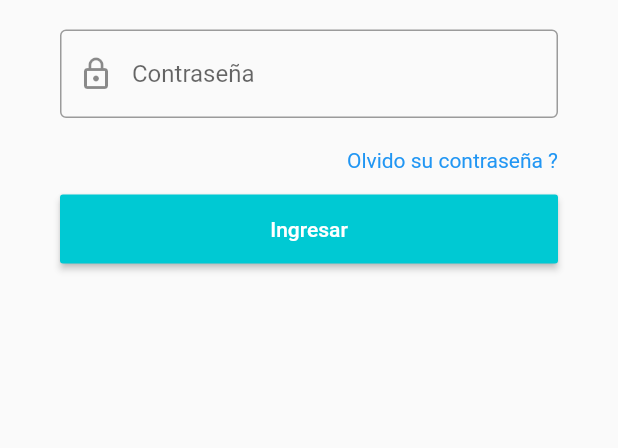
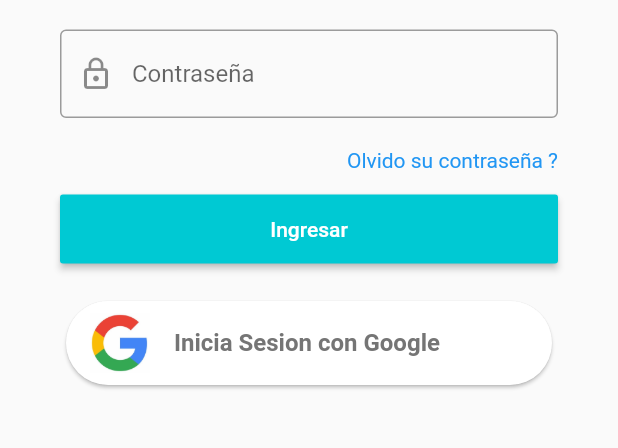
Before and after one commit to Alcaldia-Acacias/AppYocomproAcacias, a Flutter app: the LoginPage screen opened by its route, after a tap on "Iniciar Sesión", on a phone screen of 412 x 824 dp, the part 542-990 px from its top. Run offline on Flutter 3.47's test engine with Material 2 defaults, Android fonts, the phone set to English and light mode, and no system bars; our stand-ins replace animate_do, cached_network_image, curved_navigation_bar, dio, firebase_auth, firebase_core and 7 more; accounts and stored records are empty; network calls fail.

Commit message:
Google sing Android y IOS

```diff
--- a/lib/src/componetes/login/data/login.repositorio.dart
+++ b/lib/src/componetes/login/data/login.repositorio.dart
@@ -10,7 +10,6 @@ class LoginRepositorio {
 
   Future<ResponseModel> login(String correo, String password) async {
     try {
-      await new Future.delayed(new Duration(milliseconds: 500));
       final response = await this
           ._dio
           .post('/usuarios/login', data: {"usuario": correo, "password": password});
--- /dev/null
+++ b/lib/src/componetes/login/models/login_user.model.dart
@@ -0,0 +1,26 @@
+import 'package:comproacacias/src/componetes/usuario/models/usuario.model.dart';
+
+class LoginUsuario extends Usuario {
+  final String password;
+  final bool administrador;
+  final String googleId;
+  LoginUsuario(
+      {nombre,
+      usuario,
+      cedula,
+      imagen,
+      this.password,
+      this.administrador,
+      this.googleId})
+      : super(nombre: nombre, email: usuario, cedula: cedula, imagen: imagen);
+
+  toMap() => {
+        "imagen": imagen,
+        "cedula": cedula ?? null,
+        "nombre": nombre,
+        "password": password ?? null,
+        "usuario": email,
+        "administrador": administrador,
+        "google_id": googleId
+      };
+}
--- a/lib/src/componetes/login/views/iniciar.sesion.view.dart
+++ b/lib/src/componetes/login/views/iniciar.sesion.view.dart
@@ -1,5 +1,8 @@
+import 'dart:ui';
+
 import 'package:comproacacias/src/componetes/login/controller/login.controller.dart';
 import 'package:comproacacias/src/componetes/login/views/sendEmail.view.dart';
+import 'package:comproacacias/src/componetes/login/widgets/button_google.widget.dart';
 import 'package:comproacacias/src/componetes/widgets/InputForm.widget.dart';
 import 'package:flutter/material.dart';
 import 'package:get/get.dart';
@@ -52,8 +55,9 @@ class LoginFormPage extends StatelessWidget {
                                                             onEditingComplete : ()=> _submit(),
                                                             ),
                                                             _olvidoPassword(),
-                                                            _buttonSubmit(state.loading)
-
+                                                            _buttonSubmit(state.loading),
+                                                            SizedBox(height: 20),
+                                                            _googleSingInButton()
                                                          ],
                                              )
                                              ),
@@ -90,6 +94,13 @@ class LoginFormPage extends StatelessWidget {
     );
   }
 
+ Widget _googleSingInButton() {
+    return ButtonGoggle(
+           texto   : 'Inicia Sesion con Google',
+           onPress : ()=>Get.find<LoginController>().submitFormSingIn(googleSing: true),
+    );
+ }
+
 
 
 }
--- /dev/null
+++ b/lib/src/componetes/login/widgets/button_google.widget.dart
@@ -0,0 +1,27 @@
+import 'package:flutter/material.dart';
+
+class ButtonGoggle extends StatelessWidget {
+  final String texto;
+  final Function onPress;
+  const ButtonGoggle({Key key, this.texto, this.onPress}) : super(key: key);
+
+  @override
+  Widget build(BuildContext context) {
+    return Card(
+           child: ListTile(
+                  leading        : Image.asset('assets/imagenes/google_icon.jpg',width: 40,height: 40),
+                  title          : Text(
+                                    texto,
+                                    style: TextStyle(
+                                           color: Colors.grey[600],
+                                           fontWeight: FontWeight.bold
+                                    ),
+                                   ),
+                  onTap          : onPress,
+           ),
+           shape: RoundedRectangleBorder(
+                  borderRadius: BorderRadius.circular(30)
+           ),
+           );
+  }
+}
--- a/pubspec.yaml
+++ b/pubspec.yaml
@@ -43,6 +43,9 @@ dependencies:
   uuid: ^2.2.2
   path_provider: ^1.6.24
   flutter_image_compress: ^0.7.0
+  firebase_core: ^0.5.3
+  firebase_auth: ^0.18.4+1
+  google_sign_in: ^4.5.9
 dev_dependencies:
   flutter_test:
     sdk: flutter
```
Also changed, not shown: lib/main.dart (+6 -2 lines), lib/src/componetes/login/controller/login.controller.dart (+40 -13 lines), lib/src/componetes/login/views/login.view.dart (+34 -1 lines), lib/src/plugins/google_sing_in.dart (added, +19 -0 lines), assets/imagenes/google_icon.jpg (added), pubspec.lock, 7 other files.
